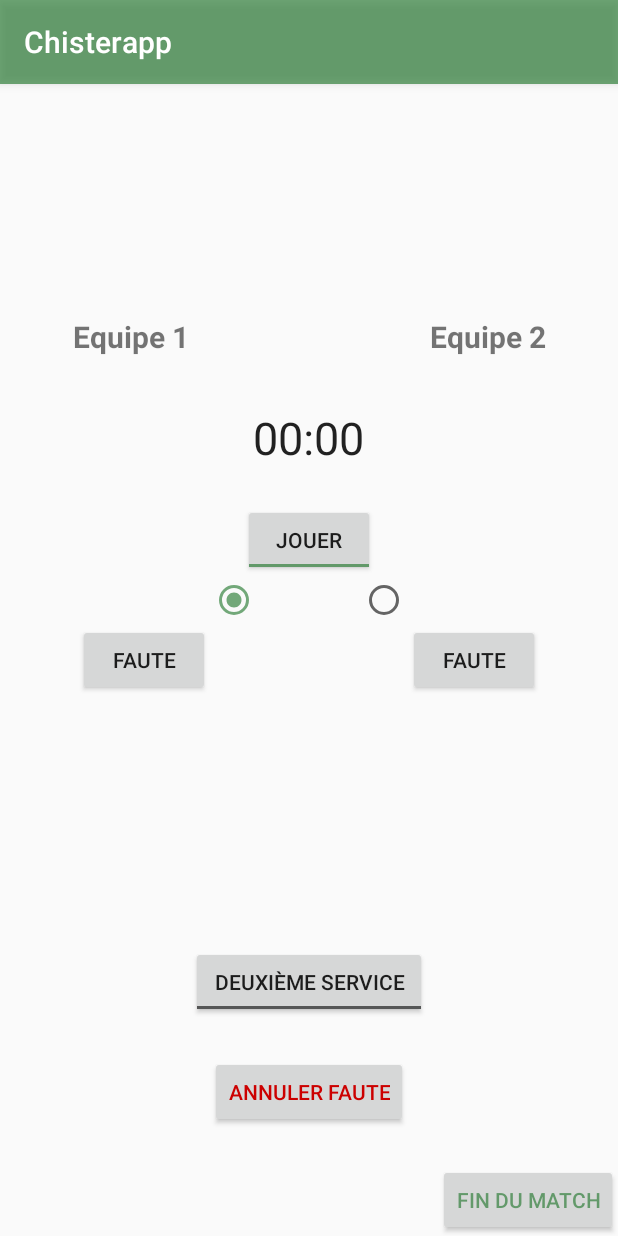
After one commit to Superevade/AndroidProject, an Android app: the PendantMatch screen opened directly, with no data from a screen before it, on a phone screen of 412 x 824 dp. The commit adds this screen. Run offline under Robolectric (Android 15) with nearby library versions, the phone set to English and light mode, and no system bars; 3 statements that could not run were skipped.

Commit message:
pendant match

```diff
--- a/app/src/debug/res/values/google_maps_api.xml
+++ b/app/src/debug/res/values/google_maps_api.xml
@@ -20,5 +20,5 @@
     Once you have your key (it starts with "AIza"), replace the "google_maps_key"
     string in this file.
     -->
-    <string name="google_maps_key" templateMergeStrategy="preserve" translatable="false">AIzaSyDphigKfxp7RM89k9lHfUKpspHbalTvPHY</string>
+    <string name="google_maps_key" templateMergeStrategy="preserve" translatable="false">AIzaSyBsw60ej4PP-KqW0h7wJ5eDVf6-IO4nJfg</string>
 </resources>
--- a/app/src/main/AndroidManifest.xml
+++ b/app/src/main/AndroidManifest.xml
@@ -62,7 +62,8 @@
         <activity
             android:name=".AjouterMatch"
             android:label="@string/title_activity_ajouter_match" />
-        <activity android:name=".ModifierMatch"></activity>
+        <activity android:name=".ModifierMatch" />
+        <activity android:name=".PendantMatch"></activity>
     </application>
 
 </manifest>
--- /dev/null
+++ b/app/src/main/java/com/example/pierre/chisterapp/PendantMatch.java
@@ -0,0 +1,293 @@
+package com.example.pierre.chisterapp;
+
+import android.annotation.SuppressLint;
+import android.os.Bundle;
+import android.support.v7.app.AppCompatActivity;
+import android.view.View;
+import android.widget.Button;
+import android.widget.Chronometer;
+import android.widget.RadioButton;
+import android.widget.TextView;
+
+import java.util.concurrent.ExecutionException;
+
+public class PendantMatch extends AppCompatActivity implements View.OnClickListener {
+
+    TextView equipe1;
+    TextView equipe2;
+    TextView score1;
+    int faute1;
+    TextView score2;
+    int faute2;
+    long idmatch;
+    String team1;
+    String team2;
+
+    Button bfaute1;
+    Button bfaute2;
+    Button bpause;
+    Button bservice;
+    Button bannulfaute;
+    Button bfinmatch;
+    RadioButton baff1;
+    RadioButton baff2;
+
+    int ajoutscore1 = 0;
+    int ajoutscore2 = 0;
+    int ajoutfaute1 = 0;
+    int ajoutfaute2 = 0;
+    int fauteservice = 0;
+
+    Boolean service = false;
+    Boolean pause = true;
+    Boolean dernierefaute;
+
+    Chronometer simpleChronometer;
+
+
+    private MatchsDataSource datasource;
+
+    @SuppressLint("WrongViewCast")
+    @Override
+    protected void onCreate(Bundle savedInstanceState) {
+        super.onCreate(savedInstanceState);
+        setContentView(R.layout.activity_pendant_match);
+
+        score1 = findViewById(R.id.affscore1);
+        score2 = findViewById(R.id.affscore2);
+        equipe1 = findViewById(R.id.affequipe1);
+        equipe2 = findViewById(R.id.affequipe2);
+        bfaute1 = findViewById(R.id.faute1);
+        bfaute2 = findViewById(R.id.faute2);
+        bpause = findViewById(R.id.pause);
+        bservice = findViewById(R.id.affservice);
+        bannulfaute = findViewById(R.id.annulfaute);
+        bfinmatch = findViewById(R.id.finmatch);
+        baff1 = findViewById(R.id.aff1);
+        baff2 = findViewById(R.id.aff2);
+
+        bfaute1.setOnClickListener(this);
+        bfaute2.setOnClickListener(this);
+        bpause.setOnClickListener(this);
+        bservice.setOnClickListener(this);
+        bannulfaute.setOnClickListener(this);
+        bfinmatch.setOnClickListener(this);
+        baff1.setOnClickListener(this);
+        baff2.setOnClickListener(this);
+
+        baff1.setChecked(true);
+
+        idmatch = getIntent().getExtras().getLong("idmatch");
+        team1 = getIntent().getExtras().getString("equipe1");
+        team2 = getIntent().getExtras().getString("equipe2");
+
+        equipe1.setText(team1);
+        equipe2.setText(team2);
+
+        datasource = new MatchsDataSource(this);
+
+        datasource.open();
+
+        simpleChronometer = findViewById(R.id.timer); // initiate a chronometer
+        simpleChronometer.setFormat("Temps écoulé - %s"); // set the format for a chronometer
+
+        Thread t=new Thread(){
+
+
+            @Override
+            public void run(){
+
+                while(!isInterrupted()){
+
+                    try {
+                        Thread.sleep(1000);  //1000ms = 1 sec
+
+                        runOnUiThread(new Runnable() {
+
+                            @Override
+                            public void run() {
+                                findViewById(R.id.timer);
+                            }
+                        });
+
+                    } catch (InterruptedException e) {
+                        e.printStackTrace();
+                    }
+
+                }
+            }
+        };
+
+        t.start();
+
+    }
+
+    public void setFaute1() {
+
+        ajoutfaute1 = ajoutfaute1 + 1;
+        dernierefaute = true;
+        faute1 = ajoutfaute1;
+        service = true;
+        baff1.setChecked(false);
+        baff2.setChecked(true);
+    }
+
+    public void setFaute2() {
+        ajoutfaute2 = ajoutfaute2 + 1;
+        dernierefaute = false;
+        faute2 = ajoutfaute2;
+        service = false;
+        baff1.setChecked(true);
+        baff2.setChecked(false);
+    }
+
+    public void setScore1() {
+        ajoutscore1 = ajoutscore1 + 1;
+        score1.setText(String.valueOf(ajoutscore1));
+    }
+
+    public void setScore2() {
+        ajoutscore2 = ajoutscore2 + 1;
+        score2.setText(String.valueOf(ajoutscore2));
+    }
+
+    public void annulerfaute1() {
+
+        ajoutscore2 = ajoutscore2 - 1;
+        ajoutfaute1 = ajoutfaute1 - 1;
+        score2.setText(String.valueOf(ajoutscore2));
+        //return ajoutscore2;
+    }
+
+    public void annulerfaute2() {
+
+        ajoutscore1 = ajoutscore1 - 1;
+        ajoutfaute2 = ajoutfaute2 - 1;
+        score1.setText(String.valueOf(ajoutscore1));
+        //return ajoutscore1;
+    }
+
+    public void changerservice1()
+    {
+            baff1.setChecked(true);
+            baff2.setChecked(false);
+            service = false;
+    }
+    public void changerservice2()
+    {
+        baff1.setChecked(false);
+        baff2.setChecked(true);
+        service = true;
+    }
+
+    public void terminermatch() {
+
+        datasource.update(idmatch, score1.getText().toString(), String.valueOf(faute1), score2.getText().toString(), String.valueOf(faute2));
+        finish();
+
+    }
+
+    public void myClickHandler(View view) throws ExecutionException, InterruptedException {
+        System.out.println("listener");
+
+        if (view.getId() == R.id.faute1) {
+            System.out.println("faute1");
+            setFaute1();
+            setScore2();
+        }
+
+        if (view.getId() == R.id.faute2) {
+            System.out.println("faute2");
+            setFaute2();
+            setScore1();
+        }
+
+        if (view.getId() == R.id.pause) {
+
+            if (pause) {
+                simpleChronometer.start();
+                pause = false;
+            }
+            if (!pause) {
+                simpleChronometer.stop();
+                pause = true;
+            }
+
+        }
+        if (view.getId() == R.id.affservice) {
+
+                fauteservice += 1;
+
+            if (fauteservice == 2)
+            {
+
+                if (baff1.isChecked() && !service)
+                {
+                    setFaute1();
+                    setScore2();
+                    fauteservice = 0;
+                }else if (baff2.isChecked() && service)
+                {
+                    setFaute2();
+                    setScore1();
+                    fauteservice = 0;
+                }
+
+            }
+
+        }
+
+        if (view.getId() == R.id.annulfaute) {
+
+            if (dernierefaute) {
+                annulerfaute1();
+
+            }
+            if (!dernierefaute) {
+                annulerfaute2();
+            }
+
+        }
+        if (view.getId() == R.id.aff1) {
+
+            changerservice1();
+        }
+        if (view.getId() == R.id.aff2) {
+
+            changerservice2();
+        }
+
+        if (view.getId() == R.id.finmatch) {
+
+            terminermatch();
+        }
+
+    }
+
+    @Override
+    protected void onPause() {
+
+        datasource.close();
+        super.onPause();
+
+
+    }
+
+    @Override
+    protected void onResume() {
+        datasource.open();
+        super.onResume();
+    }
+
+    @Override
+    public void onClick(View view) {
+        try {
+            myClickHandler(view);
+        } catch (ExecutionException e) {
+            e.printStackTrace();
+        } catch (InterruptedException e) {
+            e.printStackTrace();
+        }
+
+    }
+}
--- /dev/null
+++ b/app/src/main/res/layout/activity_pendant_match.xml
@@ -0,0 +1,188 @@
+<?xml version="1.0" encoding="utf-8"?>
+<android.support.constraint.ConstraintLayout xmlns:android="http://schemas.android.com/apk/res/android"
+    xmlns:app="http://schemas.android.com/apk/res-auto"
+    xmlns:tools="http://schemas.android.com/tools"
+    android:layout_width="match_parent"
+    android:layout_height="match_parent"
+    tools:context="com.example.pierre.chisterapp.PendantMatch">
+
+    <RelativeLayout
+        android:layout_width="match_parent"
+        android:layout_height="match_parent">
+
+        <TextView
+            android:id="@+id/titre1"
+            android:layout_width="106dp"
+            android:layout_height="wrap_content"
+            android:layout_above="@+id/affequipe1"
+            android:layout_alignLeft="@+id/affequipe1"
+            android:layout_alignStart="@+id/affequipe1"
+            android:text="Equipe 1"
+            android:textAlignment="center"
+            android:textSize="20sp"
+            android:textStyle="bold" />
+
+        <TextView
+            android:id="@+id/titre2"
+            android:layout_width="106dp"
+            android:layout_height="wrap_content"
+            android:layout_above="@+id/affequipe2"
+            android:layout_alignLeft="@+id/affequipe2"
+            android:layout_alignStart="@+id/affequipe2"
+            android:text="Equipe 2"
+            android:textAlignment="center"
+            android:textSize="20sp"
+            android:textStyle="bold" />
+
+        <TextView
+            android:id="@+id/affequipe1"
+            android:layout_width="106dp"
+            android:layout_height="33dp"
+            android:layout_above="@+id/timer"
+            android:layout_alignEnd="@+id/affscore1"
+            android:layout_alignRight="@+id/affscore1"
+            android:textAlignment="center"
+            android:textSize="20sp"
+            tools:layout_editor_absoluteX="139dp"
+            tools:layout_editor_absoluteY="16dp" />
+
+        <TextView
+            android:id="@+id/affequipe2"
+            android:layout_width="106dp"
+            android:layout_height="33dp"
+            android:layout_alignBottom="@+id/affequipe1"
+            android:layout_alignLeft="@+id/affscore2"
+            android:layout_alignStart="@+id/affscore2"
+            android:textSize="20sp" />
+
+        <Chronometer
+            android:id="@+id/timer"
+            android:layout_width="wrap_content"
+            android:layout_height="wrap_content"
+            android:layout_above="@+id/pause"
+            android:layout_centerHorizontal="true"
+            android:layout_marginBottom="24dp"
+            android:textSize="30sp" />
+
+        <ToggleButton
+            android:id="@+id/pause"
+            android:layout_width="wrap_content"
+            android:layout_height="wrap_content"
+            android:layout_above="@+id/aff2"
+            android:layout_centerHorizontal="true"
+            android:checked="true"
+            android:textOff="Pause"
+            android:textOn="Jouer"
+            tools:layout_editor_absoluteX="148dp"
+            tools:layout_editor_absoluteY="117dp" />
+
+        <TextView
+            android:id="@+id/affscore1"
+            android:layout_width="88dp"
+            android:layout_height="56dp"
+            android:layout_above="@+id/faute1"
+            android:layout_alignLeft="@+id/faute1"
+            android:layout_alignStart="@+id/faute1"
+            android:textAlignment="center"
+            android:textSize="50sp"
+            tools:layout_editor_absoluteX="51dp"
+            tools:layout_editor_absoluteY="146dp" />
+
+        <TextView
+            android:id="@+id/affscore2"
+            android:layout_width="88dp"
+            android:layout_height="56dp"
+            android:layout_above="@+id/faute2"
+            android:layout_toEndOf="@+id/aff2"
+            android:layout_toRightOf="@+id/aff2"
+            android:textAlignment="center"
+            android:textSize="50sp"
+            tools:layout_editor_absoluteX="245dp"
+            tools:layout_editor_absoluteY="146dp" />
+
+        <RadioButton
+            android:id="@+id/aff1"
+            android:layout_width="wrap_content"
+            android:layout_height="wrap_content"
+            android:layout_alignBaseline="@+id/aff2"
+            android:layout_alignBottom="@+id/aff2"
+            android:layout_toEndOf="@+id/faute1"
+            android:layout_toRightOf="@+id/faute1"
+            android:duplicateParentState="false"
+            tools:layout_editor_absoluteX="139dp"
+            tools:layout_editor_absoluteY="170dp" />
+
+        <RadioButton
+            android:id="@+id/aff2"
+            android:layout_width="wrap_content"
+            android:layout_height="wrap_content"
+            android:layout_above="@+id/faute1"
+            android:layout_alignEnd="@+id/annulfaute"
+            android:layout_alignRight="@+id/annulfaute"
+            android:duplicateParentState="false"
+            tools:layout_editor_absoluteX="213dp"
+            tools:layout_editor_absoluteY="170dp" />
+
+        <Button
+            android:id="@+id/faute1"
+            android:layout_width="wrap_content"
+            android:layout_height="wrap_content"
+            android:layout_alignBaseline="@+id/faute2"
+            android:layout_alignBottom="@+id/faute2"
+            android:layout_toLeftOf="@+id/annulfaute"
+            android:layout_toStartOf="@+id/annulfaute"
+            android:text="Faute"
+            tools:layout_editor_absoluteX="51dp"
+            tools:layout_editor_absoluteY="219dp" />
+
+        <Button
+            android:id="@+id/faute2"
+            android:layout_width="wrap_content"
+            android:layout_height="wrap_content"
+            android:layout_centerVertical="true"
+            android:layout_toEndOf="@+id/aff2"
+            android:layout_toRightOf="@+id/aff2"
+            android:text="Faute"
+            tools:layout_editor_absoluteX="245dp"
+            tools:layout_editor_absoluteY="219dp" />
+
+        <ToggleButton
+            android:id="@+id/affservice"
+            android:layout_width="157dp"
+            android:layout_height="wrap_content"
+            android:layout_above="@+id/annulfaute"
+            android:layout_centerHorizontal="true"
+            android:layout_marginBottom="25dp"
+            android:textAlignment="center"
+            android:textOff="Deuxième service"
+            android:textOn="Double faute"
+            tools:layout_editor_absoluteX="114dp"
+            tools:layout_editor_absoluteY="285dp" />
+
+        <Button
+            android:id="@+id/annulfaute"
+            android:layout_width="wrap_content"
+            android:layout_height="wrap_content"
+            android:layout_above="@+id/finmatch"
+            android:layout_centerHorizontal="true"
+            android:layout_marginBottom="24dp"
+            android:text="Annuler faute"
+            android:textColor="@android:color/holo_red_dark"
+            tools:layout_editor_absoluteX="125dp"
+            tools:layout_editor_absoluteY="362dp" />
+
+        <Button
+            android:id="@+id/finmatch"
+            android:layout_width="wrap_content"
+            android:layout_height="wrap_content"
+            android:layout_alignParentBottom="true"
+            android:layout_alignParentEnd="true"
+            android:layout_alignParentRight="true"
+            android:text="Fin du match"
+            android:textColor="?attr/colorAccent"
+            tools:layout_editor_absoluteX="247dp"
+            tools:layout_editor_absoluteY="447dp" />
+
+    </RelativeLayout>
+
+</android.support.constraint.ConstraintLayout>
```
Also changed, not shown: app/src/main/java/com/example/pierre/chisterapp/AjouterMatch.java (+8 -16 lines), app/src/main/java/com/example/pierre/chisterapp/MainActivity.java (+6 -8 lines).
